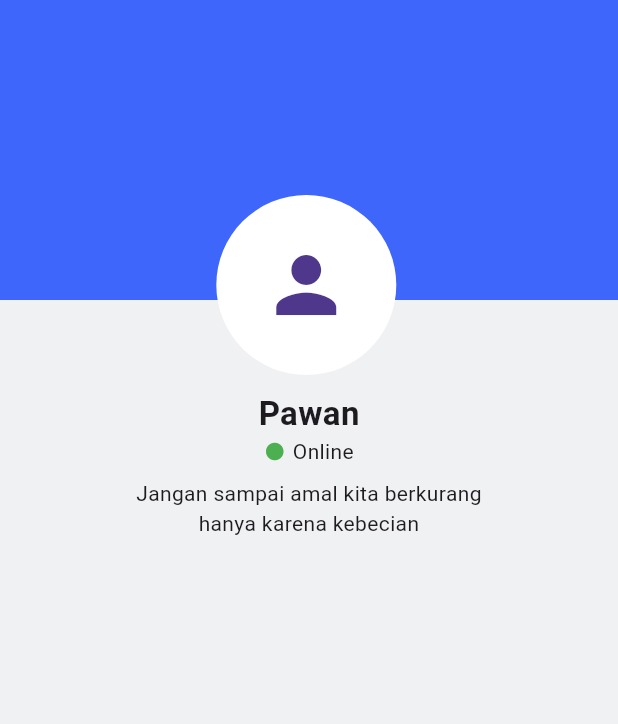
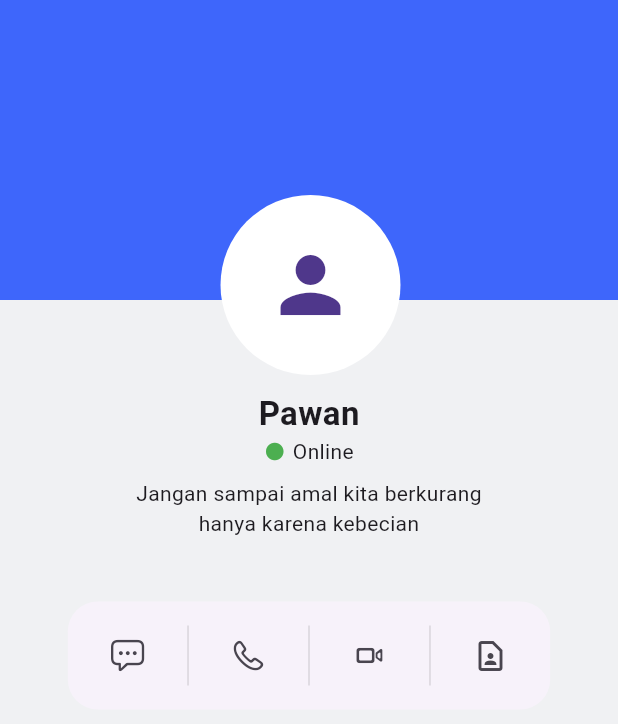
Before and after one commit to Pawan89844/chatinc, a Flutter app: the ProfileView screen opened directly, on a phone screen of 412 x 824 dp. Shown: the top 724 px of the screen. Run offline on Flutter 3.47's test engine with Material 3 defaults, Android fonts, the phone set to English and light mode, and no system bars; Roboto replaces fonts that are missing (Mona).

Commit message:
Button Bars added underneath user details

```diff
--- a/lib/module/profile/view/profile_view.dart
+++ b/lib/module/profile/view/profile_view.dart
@@ -6,14 +6,19 @@ import 'package:flutter/material.dart';
 import 'package:flutter/services.dart';
 import 'package:flutter/widgets.dart';
 
+import '../../../widgets/app_divider.dart';
+
 class ProfileView extends StatelessWidget {
   const ProfileView({super.key});
   final Color color = AppColors.buttonColor;
 
   @override
   Widget build(BuildContext context) {
-    // SystemChrome.setSystemUIOverlayStyle(SystemUiOverlayStyle(
-    //     statusBarColor: color, statusBarIconBrightness: Brightness.light));
+    SystemChrome.setSystemUIOverlayStyle(SystemUiOverlayStyle(
+      statusBarColor: color,
+      statusBarIconBrightness: Brightness.light,
+      statusBarBrightness: Brightness.light,
+    ));
     return Scaffold(
       // backgroundColor: AppColors.backgroundColor,
       body: SafeArea(
@@ -32,6 +37,7 @@ class ProfileView extends StatelessWidget {
                     children: [
                       Container(
                         height: 60.0,
+                        alignment: Alignment.center,
                         // color: Colors.amber,
                         width: double.infinity,
                       ),
@@ -41,7 +47,8 @@ class ProfileView extends StatelessWidget {
               ),
               Positioned(
                 top: 130.0,
-                left: MediaQuery.of(context).size.width * .35,
+                left: (MediaQuery.of(context).size.width / 2.0 - 59)
+                    .floorToDouble(),
                 child: const CircleAvatar(
                   radius: 60.0,
                   backgroundColor: Colors.white,
@@ -50,6 +57,9 @@ class ProfileView extends StatelessWidget {
               ),
             ],
           ),
+          // Center()
+          Column(
+            children: [
               Container(
                 alignment: Alignment.center,
                 child: const AppBoldText('Pawan'),
@@ -75,17 +85,46 @@ class ProfileView extends StatelessWidget {
                 ),
               ),
             ],
+          ),
+          const SizedBox(height: 30.0),
+          SizedBox(
+            height: 80.0,
+            width: (MediaQuery.of(context).size.width * .8),
+            child: Card(
+              surfaceTintColor: const Color(0xFFF9F9FA),
+              elevation: 0.0,
+              shape: RoundedRectangleBorder(
+                  borderRadius: BorderRadius.circular(20.0)),
+              child: Row(
+                mainAxisAlignment: MainAxisAlignment.spaceEvenly,
+                children: [
+                  IconButton(
+                      onPressed: () {},
+                      icon: const Icon(CupertinoIcons.ellipses_bubble)),
+                  const AppDivider(),
+                  IconButton(
+                      onPressed: () {}, icon: const Icon(CupertinoIcons.phone)),
+                  const AppDivider(),
+                  IconButton(
+                      onPressed: () {},
+                      icon: const Icon(CupertinoIcons.video_camera)),
+                  const AppDivider(),
+                  IconButton(
+                      onPressed: () {},
+                      icon: const Icon(Icons.contact_page_outlined)),
+                ],
+              ),
+            ),
+          ),
+          const SizedBox(height: 20.0),
+          // Card(
+          //   surfaceTintColor: const Color(0xFFF9F9FA),
+          //   child: Column(
+          //     children: [],
+          //   ),
+          // ),
+        ],
       )),
     );
   }
 }
-
-// Positioned(
-//               top: 130.0,
-//               left: MediaQuery.of(context).size.width * .35,
-//               child: const CircleAvatar(
-//                 radius: 60.0,
-//                 backgroundColor: Colors.white,
-//                 child: Icon(Icons.person, size: 60.0),
-//               ),
-//             ),
--- /dev/null
+++ b/lib/widgets/app_divider.dart
@@ -0,0 +1,16 @@
+import 'package:flutter/material.dart';
+
+class AppDivider extends StatelessWidget {
+  const AppDivider({
+    super.key,
+  });
+
+  @override
+  Widget build(BuildContext context) {
+    return Container(
+      height: 40.0,
+      width: 1.0,
+      decoration: const BoxDecoration(color: Colors.black12),
+    );
+  }
+}
```
Lines whose indentation alone changed are shown as unchanged.
